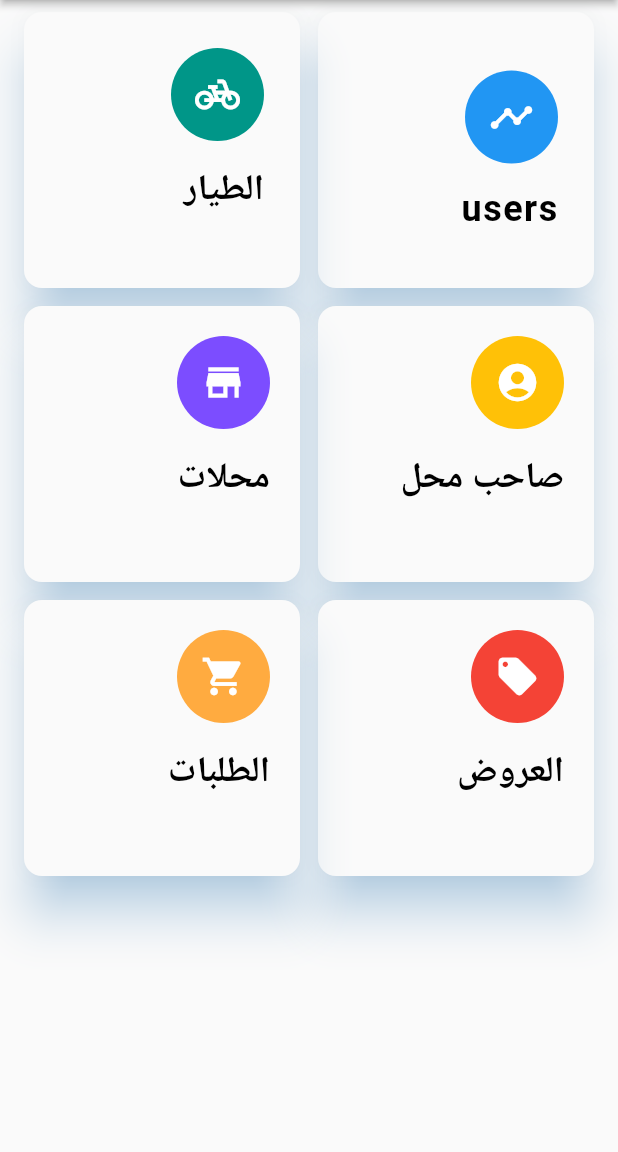
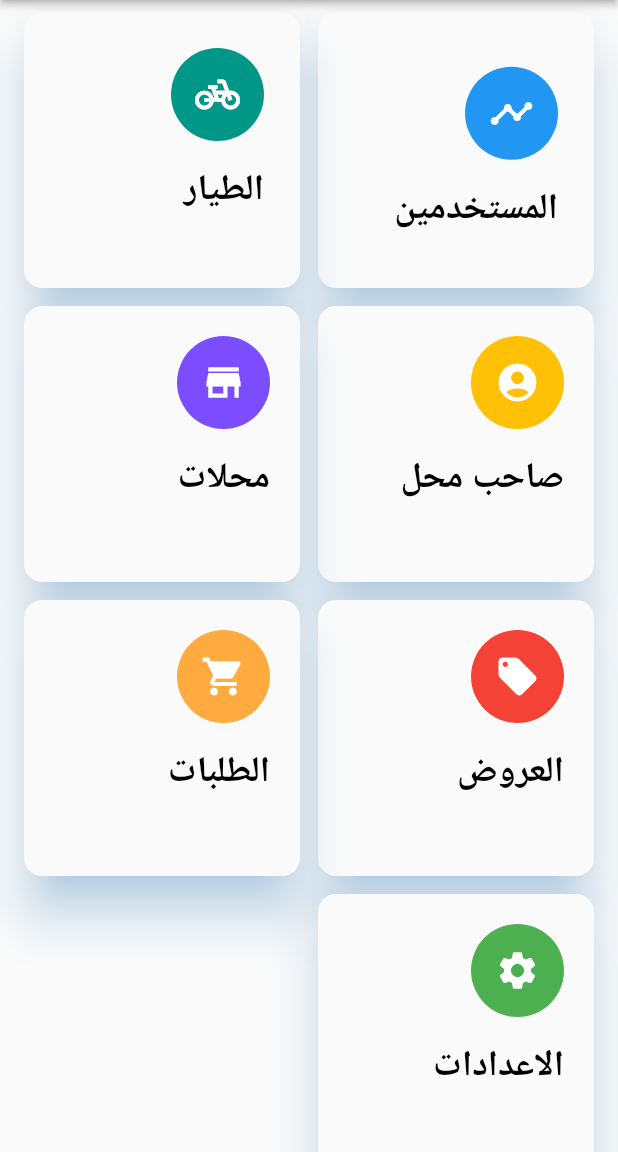
Before and after one commit to elesdody5/mydelivery_admin, a Flutter app: the screen it shows after launch, on a phone screen of 412 x 824 dp, the part 84-1236 px from its top. Run offline on Flutter 3.47's test engine with Material 2 defaults, Android fonts, the phone set to English and light mode, and no system bars; our stand-ins replace cached_network_image, cloud_firestore, cool_alert, curved_navigation_bar, dio, firebase_core and 11 more; missing offline and left inert: form_builder_image_picker; accounts and stored records are empty.

Commit message:
add settings_alert_dialog.dart

```diff
--- a/features/dashboard/lib/data/repository/repository.dart
+++ b/features/dashboard/lib/data/repository/repository.dart
@@ -2,6 +2,7 @@ import 'package:core/domain/result.dart';
 import 'package:core/domain/user.dart';
 import 'package:core/model/offer.dart';
 import 'package:core/model/shop.dart';
+import 'package:dashboard/domain/model/order_settings.dart';
 
 abstract class Repository {
   Future<Result<List<User>>> getAllUsers();
@@ -15,4 +16,7 @@ abstract class Repository {
   Future<Result> addOffer(Offer offer);
 
   Future<Result<List<Shop>>> getAllShops();
+
+  Future<Result<OrderSettings>> getOrderSettings();
+  Future<Result> updateOrderSettings(OrderSettings orderSettings);
 }
--- a/features/dashboard/lib/data/repository/repository_imp.dart
+++ b/features/dashboard/lib/data/repository/repository_imp.dart
@@ -4,20 +4,26 @@ import 'package:core/domain/result.dart';
 import 'package:core/domain/user.dart';
 import 'package:core/model/offer.dart';
 import 'package:core/model/shop.dart';
+import 'package:dashboard/data/firebase/firestore_service.dart';
+import 'package:dashboard/data/firebase/firestore_service_imp.dart';
 import 'package:dashboard/data/remote/remote_data_source.dart';
 import 'package:dashboard/data/remote/remote_data_source_im.dart';
 import 'package:dashboard/data/repository/repository.dart';
+import 'package:dashboard/domain/model/order_settings.dart';
 
 class MainRepository implements Repository {
   final RemoteDataSource _remoteDataSource;
   final SharedPreferencesManager _sharedPreferencesManager;
+  final FireStoreService _fireStoreService;
 
   MainRepository(
       {RemoteDataSource? remoteDataSource,
-      SharedPreferencesManager? sharedPreferencesManager})
+      SharedPreferencesManager? sharedPreferencesManager,
+      FireStoreService? fireStoreService})
       : _remoteDataSource = remoteDataSource ?? RemoteDataSourceImp(),
         _sharedPreferencesManager =
-            sharedPreferencesManager ?? SharedPreferencesManagerImp();
+            sharedPreferencesManager ?? SharedPreferencesManagerImp(),
+        _fireStoreService = fireStoreService ?? FireStoreServiceImp();
 
   @override
   Future<Result<List<User>>> getAllUsers() {
@@ -48,4 +54,14 @@ class MainRepository implements Repository {
   Future<Result<List<Shop>>> getAllShops() {
     return _remoteDataSource.getAllShops();
   }
+
+  @override
+  Future<Result<OrderSettings>> getOrderSettings() {
+    return _fireStoreService.getOrderSettings();
+  }
+
+  @override
+  Future<Result> updateOrderSettings(OrderSettings orderSettings) {
+    return _fireStoreService.updateOrderSettings(orderSettings);
+  }
 }
--- /dev/null
+++ b/features/dashboard/lib/domain/model/order_settings.dart
@@ -0,0 +1,18 @@
+class OrderSettings {
+  int? firstRidePrice;
+  int? otherRidePrice;
+  bool? enableOrders;
+
+  OrderSettings({this.firstRidePrice, this.otherRidePrice, this.enableOrders});
+
+  factory OrderSettings.fromJson(Map<String, dynamic> json) => OrderSettings(
+      firstRidePrice: json['firstRidePrice'],
+      otherRidePrice: json['otherRidePrice'],
+      enableOrders: json['enableOrders']);
+
+  Map<String, dynamic> toJson() => {
+        "firstRidePrice": firstRidePrice,
+        "otherRidePrice": otherRidePrice,
+        "enableOrders": enableOrders
+      };
+}
--- a/features/dashboard/lib/home_page/home_page.dart
+++ b/features/dashboard/lib/home_page/home_page.dart
@@ -1,17 +1,18 @@
 import 'package:core/screens.dart';
+import 'package:core/utils/utils.dart';
+import 'package:dashboard/home_page/home_provider.dart';
+import 'package:dashboard/settings/settings_alert_dialog.dart';
 import 'package:flutter/material.dart';
 import 'package:get/get.dart';
+import 'package:provider/provider.dart';
 
-class HomePage extends StatefulWidget {
+class HomePage extends StatelessWidget {
   const HomePage({Key? key}) : super(key: key);
 
   @override
-  _HomePageState createState() => _HomePageState();
-}
-
-class _HomePageState extends State<HomePage> {
-  @override
   Widget build(BuildContext context) {
+    final provider = Provider.of<HomeProvider>(context, listen: false);
+    setupLoadingListener(provider.isLoading);
     return Scaffold(
         appBar: AppBar(
           elevation: 2.0,
@@ -54,7 +55,7 @@ class _HomePageState extends State<HomePage> {
                         Column(
                             mainAxisAlignment: MainAxisAlignment.center,
                             crossAxisAlignment: CrossAxisAlignment.start,
-                            children:  <Widget>[
+                            children: <Widget>[
                               const Material(
                                   color: Colors.blue,
                                   shape: CircleBorder(),
@@ -63,7 +64,8 @@ class _HomePageState extends State<HomePage> {
                                     child: Icon(Icons.timeline,
                                         color: Colors.white, size: 30.0),
                                   )),
-                              const Padding(padding: EdgeInsets.only(bottom: 16.0)),
+                              const Padding(
+                                  padding: EdgeInsets.only(bottom: 16.0)),
                               Text('users'.tr,
                                   style: const TextStyle(
                                       color: Colors.black,
@@ -201,15 +203,35 @@ class _HomePageState extends State<HomePage> {
               ),
               onTap: () => Get.toNamed(availableOrdersScreen),
             ),
+            _buildTile(
+              Padding(
+                padding: const EdgeInsets.all(20.0),
+                child: Column(
+                    mainAxisAlignment: MainAxisAlignment.start,
+                    crossAxisAlignment: CrossAxisAlignment.start,
+                    children: <Widget>[
+                      const Material(
+                          color: Colors.green,
+                          shape: CircleBorder(),
+                          child: Padding(
+                            padding: EdgeInsets.all(16.0),
+                            child: Icon(Icons.settings,
+                                color: Colors.white, size: 30.0),
+                          )),
+                      const Padding(padding: EdgeInsets.only(bottom: 16.0)),
+                      Text('settings'.tr,
+                          style: const TextStyle(
+                              color: Colors.black,
+                              fontWeight: FontWeight.w700,
+                              fontSize: 24.0)),
+                    ]),
+              ),
+              onTap: () async {
+                await provider.getSettings();
+                Get.dialog(SettingsAlertDialog(orderSettings: provider.orderSettings, updateOrderSettings: provider.updateSettings));
+              }
+            ),
           ],
-          // staggeredTiles: const [
-          //   // StaggeredTile.extent(1, 180.0),
-          //   // StaggeredTile.extent(1, 180.0),
-          //   // StaggeredTile.extent(1, 180.0),
-          //   // StaggeredTile.extent(1, 180.0),
-          //   // StaggeredTile.extent(1, 180.0),
-          //   // StaggeredTile.extent(1, 180.0),
-          // ],
         ));
   }
 
--- /dev/null
+++ b/features/dashboard/lib/home_page/home_provider.dart
@@ -0,0 +1,33 @@
+import 'package:core/base_provider.dart';
+import 'package:core/domain/result.dart';
+import 'package:dashboard/data/repository/repository.dart';
+import 'package:dashboard/data/repository/repository_imp.dart';
+import 'package:dashboard/domain/model/order_settings.dart';
+
+class HomeProvider extends BaseProvider {
+  final Repository _repository;
+  OrderSettings? orderSettings;
+
+  HomeProvider({Repository? repository})
+      : _repository = repository ?? MainRepository();
+
+  Future<void> getSettings() async {
+    if (orderSettings == null) {
+      isLoading.value = true;
+      Result result = await _repository.getOrderSettings();
+      isLoading.value = false;
+      if (result.succeeded()) {
+        orderSettings = result.getDataIfSuccess();
+        notifyListeners();
+      }
+    }
+  }
+
+  Future<void> updateSettings() async {
+    if (orderSettings != null) {
+      isLoading.value = true;
+      await _repository.updateOrderSettings(orderSettings!);
+      isLoading.value = false;
+    }
+  }
+}
--- a/features/vendor/lib/vendors_list_screen/vendors_list_screen.dart
+++ b/features/vendor/lib/vendors_list_screen/vendors_list_screen.dart
@@ -16,7 +16,7 @@ class VendorsListScreen extends StatelessWidget {
   void _showAlertDialog(VendorsListProvider provider, User vendor) {
     Get.dialog(AlertDialog(
       title: Text("are_you_sure".tr),
-      content: Text("do_you_to_remove_delivery".tr),
+      content: Text("do_you_to_remove_vendor".tr),
       actions: [
         TextButton(
           onPressed: () {
--- a/lib/language/ar.dart
+++ b/lib/language/ar.dart
@@ -97,7 +97,7 @@ Map<String, String> arJson = {
       "لقد تم الطلب بنجاح \n سوف يتم التواصل بك من خلال الطيار",
   "order_error": "لم يتم الطلب بنجاء يرجى المحاولة مرة اخرى لاحقا",
   "new_user": "مستخدم جديد؟",
-  "users:": "المستخدمين",
+  "users": "المستخدمين",
   "user_name": "اسم المستخدم",
   "email": "البريد الالكترونى",
   "submit": "ارسال",
@@ -118,8 +118,8 @@ Map<String, String> arJson = {
   "city": "المدينة",
   "am": "صباحا",
   "pm": "مساء",
-  "first_drive": " +10 توصيل",
-  "other_drive": " +5 توصيل",
+  "first_drive": "سعر اول اوصيلة",
+  "other_drive": "سعر باقي التوصيلات",
   "delivery": "الطيار",
   "total_order": "مجموع الطلبات:",
   "total": "مجموع التوصيل:",
@@ -166,5 +166,6 @@ Map<String, String> arJson = {
   "delivered": "تم التوصيل",
   "ready": "جاهز",
   "connect_via_whatsapp": "التواصل عبر الواتس",
-  "connect_via_phone": "التواصل عبر الهاتف"
+  "connect_via_phone": "التواصل عبر الهاتف",
+  "enable_orders": "تشغيل الطلبات"
 };
--- a/lib/main.dart
+++ b/lib/main.dart
@@ -21,33 +21,6 @@ class MyApp extends StatelessWidget {
     return GetMaterialApp(
       title: 'My Delivery Admin',
       debugShowCheckedModeBanner: false,
-      darkTheme: ThemeData(
-        brightness: Brightness.dark,
-        cardColor: Colors.grey[800],
-        primaryColor: const Color(0xFFFFe477),
-        primaryIconTheme: const IconThemeData(color: Color(0xFFEF6F6F)),
-        elevatedButtonTheme: ElevatedButtonThemeData(
-          style: ButtonStyle(
-              padding: MaterialStateProperty.all<EdgeInsets>(
-                  const EdgeInsets.all(10)),
-              foregroundColor: MaterialStateProperty.all<Color>(Colors.black),
-              backgroundColor:
-                  MaterialStateProperty.all<Color>(const Color(0xFFFFe477))),
-        ),
-        textTheme: const TextTheme(
-          bodyText1: TextStyle(
-              letterSpacing: 1,
-              fontWeight: FontWeight.w700,
-              fontSize: 18,
-              color: Color(0xfff45b55)),
-          bodyText2: TextStyle(
-              letterSpacing: 1,
-              fontWeight: FontWeight.w700,
-              fontSize: 12,
-              color: Colors.white),
-        ),
-        /* dark theme settings */
-      ),
       theme: ThemeData(
         primaryColor: const Color(0xFFFFe477),
         primaryColorLight: const Color(0xffffe061),
--- a/lib/pages.dart
+++ b/lib/pages.dart
@@ -26,6 +26,7 @@ import 'package:vendor/product_list/products_provider.dart';
 import 'package:vendor/product_list/products_screen.dart';
 import 'package:vendor/vendors_list_screen/vendors_list_provider.dart';
 import 'package:vendor/vendors_list_screen/vendors_list_screen.dart';
+import 'package:dashboard/home_page/home_provider.dart';
 
 List<GetPage> appPages = [
   GetPage(
@@ -35,9 +36,11 @@ List<GetPage> appPages = [
             child: SignupScreen(),
           )),
   GetPage(
-    name: homeScreen,
-    page: () => const HomePage(),
-  ),
+      name: homeScreen,
+      page: () => ChangeNotifierProvider.value(
+            value: HomeProvider(),
+            child: const HomePage(),
+          )),
   GetPage(
     name: deliveryHomeScreen,
     page: () => const DeliveryHomeScreen(),
```
Also changed, not shown: features/dashboard/lib/data/firebase/firestore_service.dart (added, +9 -0 lines), features/dashboard/lib/data/firebase/firestore_service_imp.dart (added, +36 -0 lines), features/dashboard/lib/settings/settings_alert_dialog.dart (added, +72 -0 lines), assets/images/ic_launcher_foreground.png (added), 2 other files.
